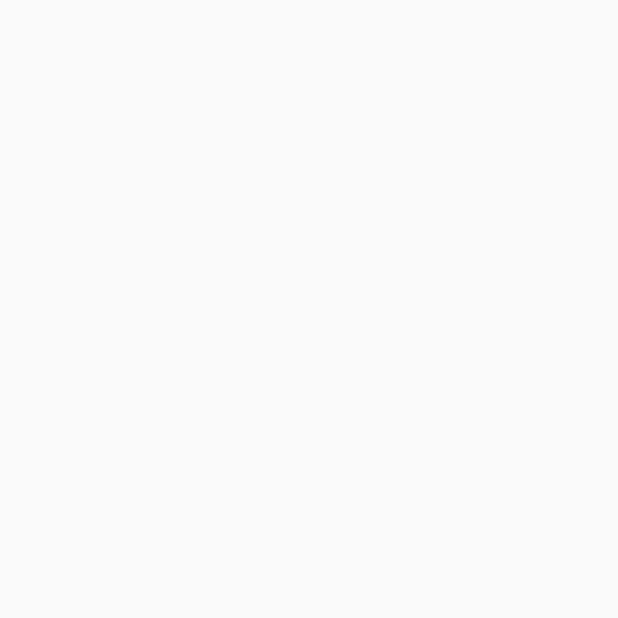
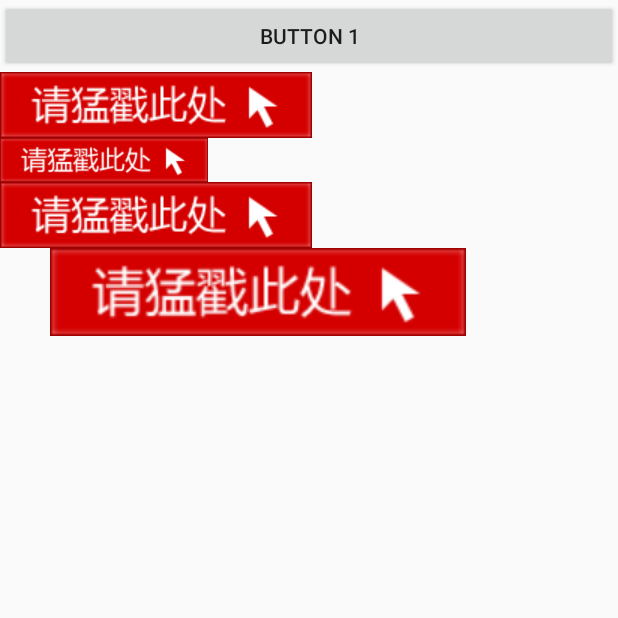
Before and after one commit to mansonchor/learn_android, an Android app: the screen it shows after launch (HelloWorldActivity), on a phone screen of 412 x 824 dp, the top half of it. Before the commit the part shown is empty. Run offline under Robolectric (Android 15) with nearby library versions, the phone set to English and light mode, and no system bars.

Commit message:
研究 dp和px的关系

```diff
--- a/Manson_test_activity/app/src/main/java/com/example/manson/manson_test_activity/HelloWorldActivity.java
+++ b/Manson_test_activity/app/src/main/java/com/example/manson/manson_test_activity/HelloWorldActivity.java
@@ -3,6 +3,10 @@ package com.example.manson.manson_test_activity;
 import android.app.Activity;
 import android.os.Bundle;
 import android.util.Log;
+import android.view.Menu;
+import android.view.View;
+import android.widget.Button;
+import android.widget.Toast;
 
 /**
  * Created by Administrator on 2015/11/3.
@@ -12,5 +16,23 @@ public class HelloWorldActivity extends Activity {
     protected void onCreate(Bundle saveIns){
         super.onCreate(saveIns);
         setContentView(R.layout.hello_world_layout);
+
+        bindEvent();
+    }
+
+    @Override
+    public boolean onCreateOptionsMenu (Menu menu){
+        getMenuInflater().inflate(R.menu.main, menu);
+        return true;
+    }
+
+    private void bindEvent(){
+        Button button1Obj = (Button) findViewById(R.id.button_1);
+        button1Obj.setOnClickListener(new View.OnClickListener() {
+            @Override
+            public void onClick(View v) {
+                Toast.makeText(HelloWorldActivity.this,"you click button 1",Toast.LENGTH_SHORT).show();
+            }
+        });
     }
 }
--- a/Manson_test_activity/app/src/main/res/layout/hello_world_layout.xml
+++ b/Manson_test_activity/app/src/main/res/layout/hello_world_layout.xml
@@ -3,4 +3,39 @@
     android:orientation="vertical" android:layout_width="match_parent"
     android:layout_height="match_parent">
 
+    <Button
+        android:id="@+id/button_1"
+        android:layout_width="match_parent"
+        android:layout_height="wrap_content"
+        android:text="Button 1"/>
+
+
+
+    <ImageView
+        android:layout_width="wrap_content"
+        android:layout_height="wrap_content"
+        android:src="@drawable/test_img"
+        ></ImageView>
+
+    <!-- mdpi 1px=1dp -->
+    <ImageView
+        android:layout_width="208px"
+        android:layout_height="44px"
+        android:src="@drawable/test_img"
+        ></ImageView>
+
+    <!-- hdpi 1.5px=1dp -->
+    <ImageView
+        android:layout_width="312px"
+        android:layout_height="66px"
+        android:src="@drawable/test_img"
+        ></ImageView>
+
+    <!-- xhdpi 2px=1dp -->
+    <ImageView
+        android:layout_width="516px"
+        android:layout_height="88px"
+        android:src="@drawable/test_img"
+        ></ImageView>
+
 </LinearLayout>
--- /dev/null
+++ b/Manson_test_activity/app/src/main/res/menu/main.xml
@@ -0,0 +1,5 @@
+<?xml version="1.0" encoding="utf-8"?>
+<menu xmlns:android="http://schemas.android.com/apk/res/android">
+    <item android:id="@+id/add_item" android:title="Add"></item>
+    <item android:id="@+id/remove_item" android:title="Remove"></item>
+</menu>
```
Also changed, not shown: Manson_test_activity/app/src/main/res/drawable/test_img.png (added), 2 other files.
